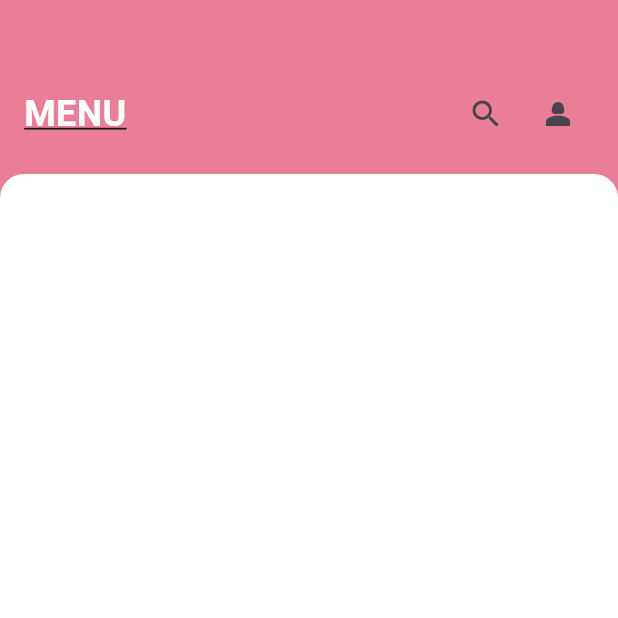
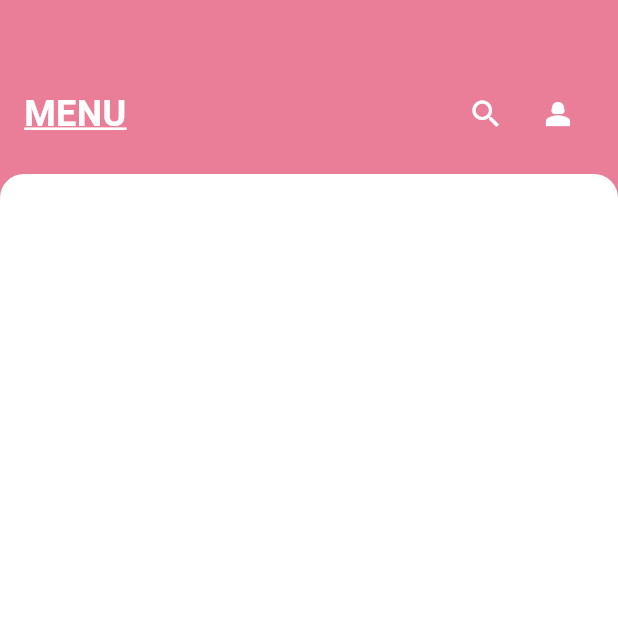
Before and after one commit to JAICHANGPARK/flutter_notebook_chapter_45, a Flutter app: the FmMainPage screen opened directly, on a phone screen of 412 x 824 dp, the top half of it. Run offline on Flutter 3.47's test engine with Material 3 defaults, Android fonts, the phone set to English and light mode, and no system bars; our stand-ins replace gap, hugeicons, smooth_page_indicator.

Commit message:
Update fm_main_page.dart

```diff
--- a/lib/ep2281_flowers_marketplace_app/ui/fm_main_page.dart
+++ b/lib/ep2281_flowers_marketplace_app/ui/fm_main_page.dart
@@ -24,12 +24,17 @@ class _FmMainPageState extends State<FmMainPage> {
                     color: Colors.white,
                     fontWeight: FontWeight.bold,
                     decoration: TextDecoration.underline,
+                    decorationColor: Colors.white,
+                    decorationThickness: 1.5,
                     fontSize: 24
                   ),
                 ),
                 Spacer(),
-                IconButton(onPressed: () {}, icon: Icon(Icons.search)),
-                IconButton(onPressed: () {}, icon: Icon(Icons.person_2)),
+                IconButton(onPressed: () {}, icon: Icon(Icons.search),
+                color: Colors.white,),
+                IconButton(onPressed: () {}, icon: Icon(Icons.person_2),
+                  color: Colors.white,
+                ),
               ],
             ),
           ),
```
